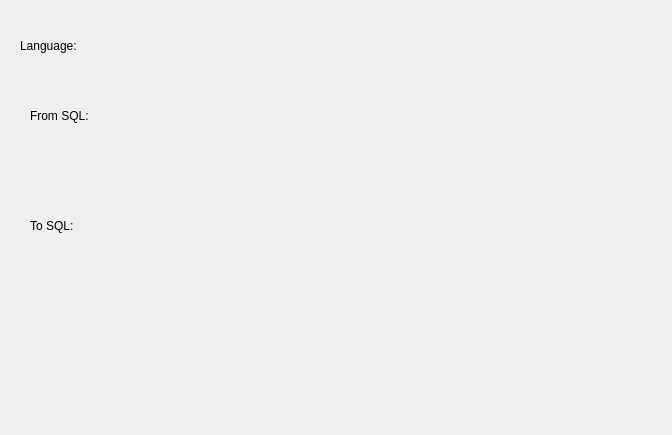
Above: libs/libgui/ui/dbobjects/transformwidget.ui from maniac787/pgmodeler before the change. Below: the same form after it.
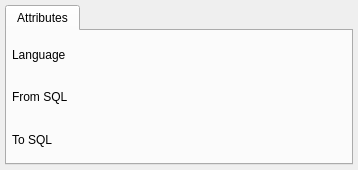
That is the form after the change. Icons and pictures are not drawn.

Commit message: Refactor TransformWidget and improve GuiUtilsNs::configureWidgetsBuddyLabels

The edit to the form file:
```diff
--- a/libs/libgui/ui/dbobjects/transformwidget.ui
+++ b/libs/libgui/ui/dbobjects/transformwidget.ui
@@ -6,52 +6,96 @@
    <rect>
     <x>0</x>
     <y>0</y>
-    <width>672</width>
-    <height>435</height>
+    <width>358</width>
+    <height>170</height>
    </rect>
   </property>
   <property name="windowTitle">
    <string/>
   </property>
-  <widget class="QLabel" name="from_sql_func_lbl">
-   <property name="geometry">
-    <rect>
-     <x>30</x>
-     <y>100</y>
-     <width>107</width>
-     <height>31</height>
-    </rect>
+  <layout class="QVBoxLayout" name="transform_lt">
+   <property name="spacing">
+    <number>5</number>
    </property>
-   <property name="text">
-    <string>From SQL:</string>
+   <property name="leftMargin">
+    <number>5</number>
    </property>
-  </widget>
-  <widget class="QLabel" name="to_sql_func_lbl">
-   <property name="geometry">
-    <rect>
-     <x>30</x>
-     <y>210</y>
-     <width>77</width>
-     <height>31</height>
-    </rect>
+   <property name="topMargin">
+    <number>5</number>
    </property>
-   <property name="text">
-    <string>To SQL:</string>
+   <property name="rightMargin">
+    <number>5</number>
    </property>
-  </widget>
-  <widget class="QLabel" name="language_lbl">
-   <property name="geometry">
-    <rect>
-     <x>20</x>
-     <y>30</y>
-     <width>107</width>
-     <height>31</height>
-    </rect>
+   <property name="bottomMargin">
+    <number>5</number>
    </property>
-   <property name="text">
-    <string>Language:</string>
-   </property>
-  </widget>
+   <item>
+    <widget class="QTabWidget" name="attributes_tbw">
+     <property name="currentIndex">
+      <number>0</number>
+     </property>
+     <widget class="QWidget" name="attributes_tab">
+      <attribute name="icon">
+       <iconset resource="../../res/resources.qrc">
+        <normaloff>:/icons/icons/attribute.png</normaloff>:/icons/icons/attribute.png</iconset>
+      </attribute>
+      <attribute name="title">
+       <string>Attributes</string>
+      </attribute>
+      <layout class="QVBoxLayout" name="attributes_lt">
+       <property name="spacing">
+        <number>5</number>
+       </property>
+       <property name="leftMargin">
+        <number>5</number>
+       </property>
+       <property name="topMargin">
+        <number>5</number>
+       </property>
+       <property name="rightMargin">
+        <number>5</number>
+       </property>
+       <property name="bottomMargin">
+        <number>5</number>
+       </property>
+       <item>
+        <layout class="QVBoxLayout" name="language_lt">
+         <item>
+          <widget class="QLabel" name="language_lbl">
+           <property name="text">
+            <string>Language</string>
+           </property>
+          </widget>
+         </item>
+        </layout>
+       </item>
+       <item>
+        <layout class="QVBoxLayout" name="from_sql_func_lt">
+         <item>
+          <widget class="QLabel" name="from_sql_func_lbl">
+           <property name="text">
+            <string>From SQL</string>
+           </property>
+          </widget>
+         </item>
+        </layout>
+       </item>
+       <item>
+        <layout class="QVBoxLayout" name="to_sql_func_lt">
+         <item>
+          <widget class="QLabel" name="to_sql_func_lbl">
+           <property name="text">
+            <string>To SQL</string>
+           </property>
+          </widget>
+         </item>
+        </layout>
+       </item>
+      </layout>
+     </widget>
+    </widget>
+   </item>
+  </layout>
  </widget>
  <resources/>
  <connections/>
```
Left out of the diff: 4 changed lines with no effect on the pictures. The commit also changes 6 other files.
